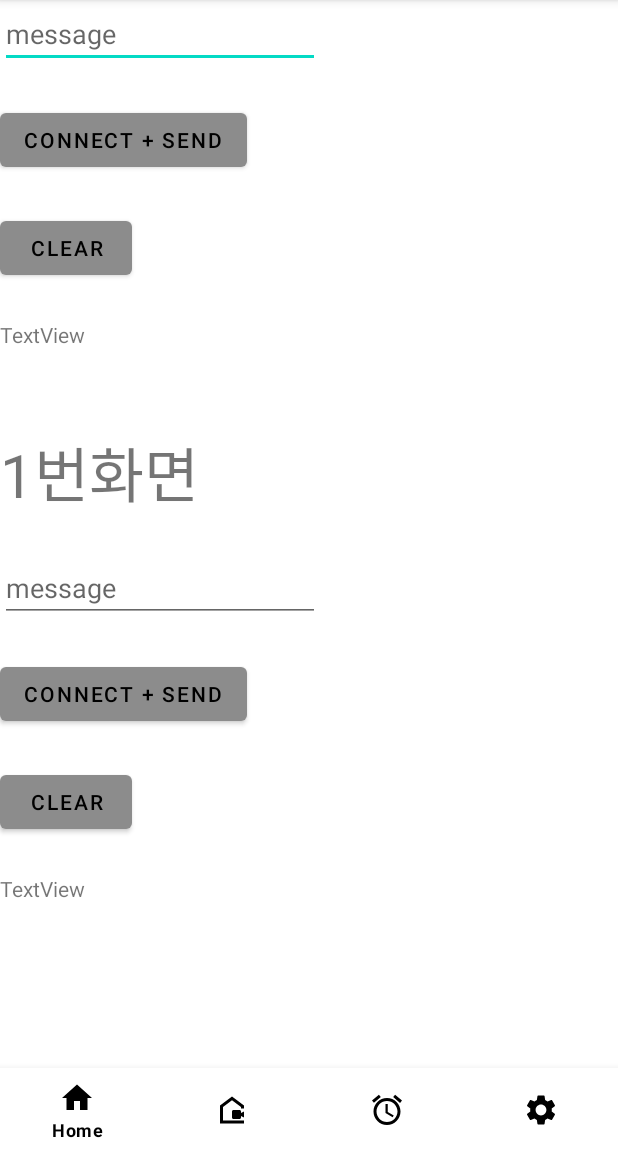
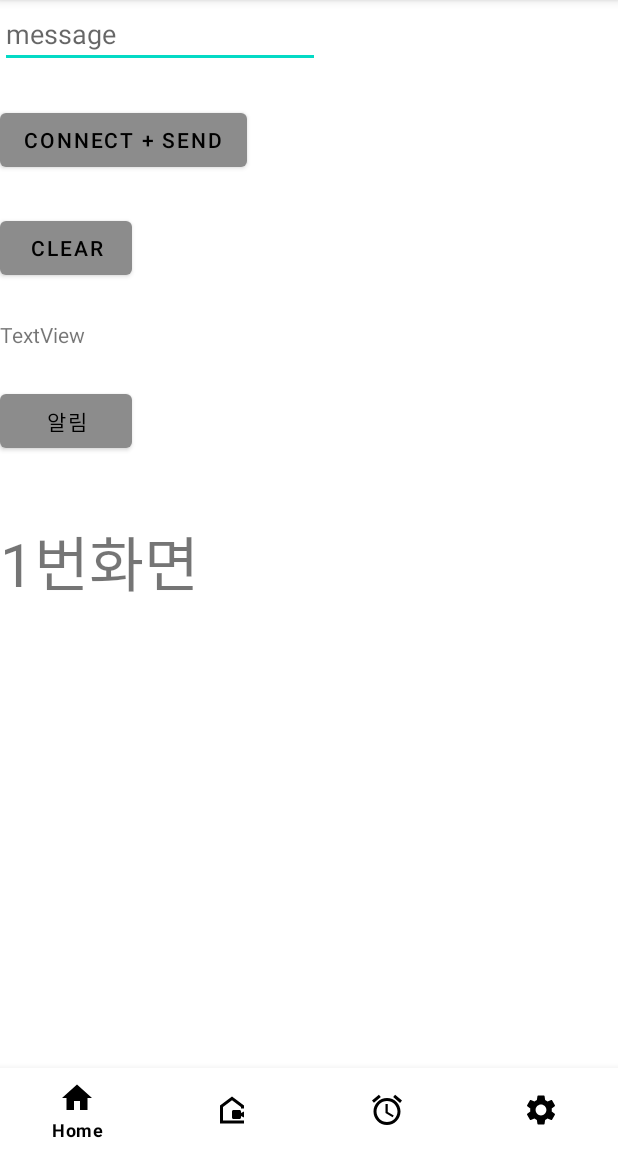
Before and after one commit to donghs1541/Smart-Mobile-for-Infants-Using-Deep-Learning, an Android app: the screen it shows after launch (MainActivity), on a phone screen of 412 x 824 dp, the part 84-1236 px from its top. Run offline under Robolectric (Android 15) with nearby library versions, the phone set to English and light mode, and no system bars.

Commit message:
알림 기능 추가
Activity에 있는 btn_noti을 누르면 알림이 생기는 기능을 추가함.

향후 person return value에서 face인식이 안되어있을 때 알림을 키는 것으로 구현 예정

```diff
--- a/android/capstoneproject/app/src/main/java/com/example/capstoneproject/Frag1.java
+++ b/android/capstoneproject/app/src/main/java/com/example/capstoneproject/Frag1.java
@@ -38,24 +38,7 @@ public class Frag1 extends Fragment {
 
     view = inflater.inflate(R.layout.frag1,container,false);
 
-        editMsg = (EditText)view.findViewById(R.id.msg);
-        buttonSend = (Button)view.findViewById(R.id.send);
-        textResponse = (TextView)view.findViewById(R.id.response);
 
-        buttonSend.setOnClickListener(new View.OnClickListener() {
-            public void onClick(View v) {
-                Thread sendworker = new Thread(){
-                    public void run(){
-
-                        out = new PrintWriter(new BufferedWriter(new OutputStreamWriter(outputStream)), true);  //out 객체 초기화
-
-                        Message = editMsg.getText().toString();
-                        out.write(Message);
-                        out.flush();
-                    }
-                };sendworker.start();
-            }
-        });
 
     return view;
 
--- a/android/capstoneproject/app/src/main/java/com/example/capstoneproject/MainActivity.java
+++ b/android/capstoneproject/app/src/main/java/com/example/capstoneproject/MainActivity.java
@@ -2,6 +2,8 @@ package com.example.capstoneproject;
 
 import androidx.annotation.NonNull;
 import androidx.appcompat.app.AppCompatActivity;
+import androidx.core.app.NotificationCompat;
+import androidx.core.app.NotificationManagerCompat;
 import androidx.fragment.app.FragmentManager;
 import androidx.fragment.app.FragmentTransaction;
 
@@ -18,8 +20,13 @@ import java.net.*;
 import java.net.UnknownHostException;
 
 import android.app.Activity;
+import android.app.Notification;
+import android.app.NotificationChannel;
+import android.app.NotificationManager;
+import android.app.PendingIntent;
 import android.content.Intent;
 import android.os.AsyncTask;
+import android.os.Build;
 import android.os.Bundle;
 import android.os.Handler;
 import android.os.Message;
@@ -40,10 +47,11 @@ import java.io.OutputStreamWriter;
 import java.io.PrintWriter;
 import java.net.Socket;
 
-public class MainActivity extends AppCompatActivity {
-    EditText input1;
-    Button receive;
-    TextView output;
+public class MainActivity extends AppCompatActivity{
+
+    public final String CHANNEL_ID = "my_notification_channel";
+    public final int NOTIFICATION_ID = 101;
+
     private BottomNavigationView bottomNavigationView;
     private FragmentManager fm;
     private FragmentTransaction ft;
@@ -72,6 +80,9 @@ public class MainActivity extends AppCompatActivity {
         super.onCreate(savedInstanceState);
         setContentView(R.layout.activity_main);
 
+
+
+
         editMsg = (EditText)findViewById(R.id.msg);
         buttonSend = (Button)findViewById(R.id.send);
         textResponse = (TextView)findViewById(R.id.response);
@@ -86,6 +97,7 @@ public class MainActivity extends AppCompatActivity {
                         Message = editMsg.getText().toString();
                         out.write(Message);
                         out.flush();
+
                     }
                 };sendworker.start();
             }
@@ -98,6 +110,9 @@ public class MainActivity extends AppCompatActivity {
                 textResponse.setText(txtRecevie);
             }
         };
+
+
+
 
 
 
@@ -148,6 +163,7 @@ public class MainActivity extends AppCompatActivity {
                     out.flush();
 
                     while (true){
+
                         System.out.println("asdasdaasdasdasdsadasdasdsadsadasdsadsasdasd");
                         int size = inputStream.read(buffer);
                         txtRecevie = new String(buffer,0,size,"UTF-8");
@@ -165,7 +181,51 @@ public class MainActivity extends AppCompatActivity {
 
             }};worker.start();
 
+
+
+
+        Button btn_noti = findViewById(R.id.noti);
+        btn_noti.setOnClickListener(new OnClickListener() {
+            @Override
+            public void onClick(View v) {
+                displayNotification(v);
+            }
+        });
+
     }
+//알림설정
+    public void displayNotification(View v){
+        createNotificationChaanel();
+
+        //알림설정
+        NotificationCompat.Builder builder = new NotificationCompat.Builder(this,CHANNEL_ID);
+        builder.setSmallIcon((R.drawable.alram_icon));
+        builder.setContentTitle("낳음당한년");
+        builder.setPriority(NotificationManagerCompat.IMPORTANCE_DEFAULT);
+        builder.setAutoCancel(true);
+        NotificationManagerCompat notificationManagerCompat = NotificationManagerCompat.from(this);
+        notificationManagerCompat.notify(NOTIFICATION_ID,builder.build());
+
+    }
+    //채널설정
+private void createNotificationChaanel(){
+        //오레오부터 알림을 채널에 등록해야함
+        if(Build.VERSION.SDK_INT >= Build.VERSION_CODES.O){
+            CharSequence name = "채널이름";
+            String description = "채널설명";
+            int importance = NotificationManager.IMPORTANCE_DEFAULT;
+            NotificationChannel notificationChannel = new NotificationChannel(CHANNEL_ID,name,importance);
+            notificationChannel.setDescription(description);
+
+            //알림매니저생성
+            NotificationManager notificationManager = (NotificationManager)getSystemService(NOTIFICATION_SERVICE);
+
+            //알림매니저에 채널등록
+            notificationManager.createNotificationChannel(notificationChannel);
+
+    }
+}
+
 
 //프래그먼트 교체가 일어나는 실행문
     private void setFrag(int n){
@@ -177,22 +237,18 @@ public class MainActivity extends AppCompatActivity {
                 ft.replace(R.id.main_frame,frag1);
                 ft.commit();
                 break;
-
             case 1:
                 ft.replace(R.id.main_frame,frag2);
                 ft.commit();
                 break;
-
             case 2:
                 ft.replace(R.id.main_frame,frag3);
                 ft.commit();
                 break;
-
             case 3:
                 ft.replace(R.id.main_frame,frag4);
                 ft.commit();
                 break;
-
         }
 
 
--- a/android/capstoneproject/app/src/main/res/layout/activity_main.xml
+++ b/android/capstoneproject/app/src/main/res/layout/activity_main.xml
@@ -44,6 +44,16 @@
         app:layout_constraintStart_toStartOf="@+id/clear"
         app:layout_constraintTop_toBottomOf="@+id/clear" />
 
+    <Button
+        android:id="@+id/noti"
+        android:layout_width="0dp"
+        android:layout_height="wrap_content"
+        android:layout_marginTop="24dp"
+        android:text="알림"
+        app:layout_constraintStart_toStartOf="@+id/response"
+        app:layout_constraintTop_toBottomOf="@+id/response" />
+    />
+
     <com.google.android.material.bottomnavigation.BottomNavigationView
         android:id="@+id/bottomNani"
         android:layout_width="match_parent"
@@ -56,8 +66,8 @@
 
     <FrameLayout
         android:id="@+id/main_frame"
-        android:layout_width="408dp"
-        android:layout_height="409dp"
+        android:layout_width="411dp"
+        android:layout_height="346dp"
         app:layout_constraintBottom_toTopOf="@+id/bottomNani"
         app:layout_constraintEnd_toEndOf="parent"
         app:layout_constraintHorizontal_bias="0.0"
--- a/android/capstoneproject/app/src/main/res/layout/frag1.xml
+++ b/android/capstoneproject/app/src/main/res/layout/frag1.xml
@@ -6,43 +6,12 @@
     android:orientation="vertical">
 
     <TextView
+        android:id="@+id/frag1_main"
         android:layout_width="wrap_content"
         android:layout_height="wrap_content"
         android:text="1번화면"
 android:textSize="40dp"
 />
 
-    <EditText
-        android:id="@+id/msg"
-        android:layout_width="wrap_content"
-        android:layout_height="wrap_content"
-        android:layout_marginTop="24dp"
-        android:ems="10"
-        android:hint="message"
-        android:inputType="textPersonName"
-      />
-    <Button
-        android:id="@+id/send"
-        android:layout_width="wrap_content"
-        android:layout_height="wrap_content"
-        android:layout_marginTop="24dp"
-        android:text="connect + send"
- />
-
-    <Button
-        android:id="@+id/clear"
-        android:layout_width="wrap_content"
-        android:layout_height="wrap_content"
-        android:layout_marginTop="24dp"
-        android:text="Clear"
-     />
-
-    <TextView
-        android:id="@+id/response"
-        android:layout_width="wrap_content"
-        android:layout_height="wrap_content"
-        android:layout_marginTop="24dp"
-        android:text="TextView"
-       />
 
 </LinearLayout>
```
Also changed, not shown: android/capstoneproject/app/src/main/AndroidManifest.xml (+6 -8 lines), android/capstoneproject/app/src/main/java/com/example/capstoneproject/Frag2.java (+38 -0 lines), android/capstoneproject/app/src/main/res/layout/activity_no.xml (added, +9 -0 lines), android/capstoneproject/app/src/main/res/layout/activity_yes.xml (added, +9 -0 lines), android/capstoneproject/app/src/main/res/layout/frag2.xml (+14 -1 lines).
